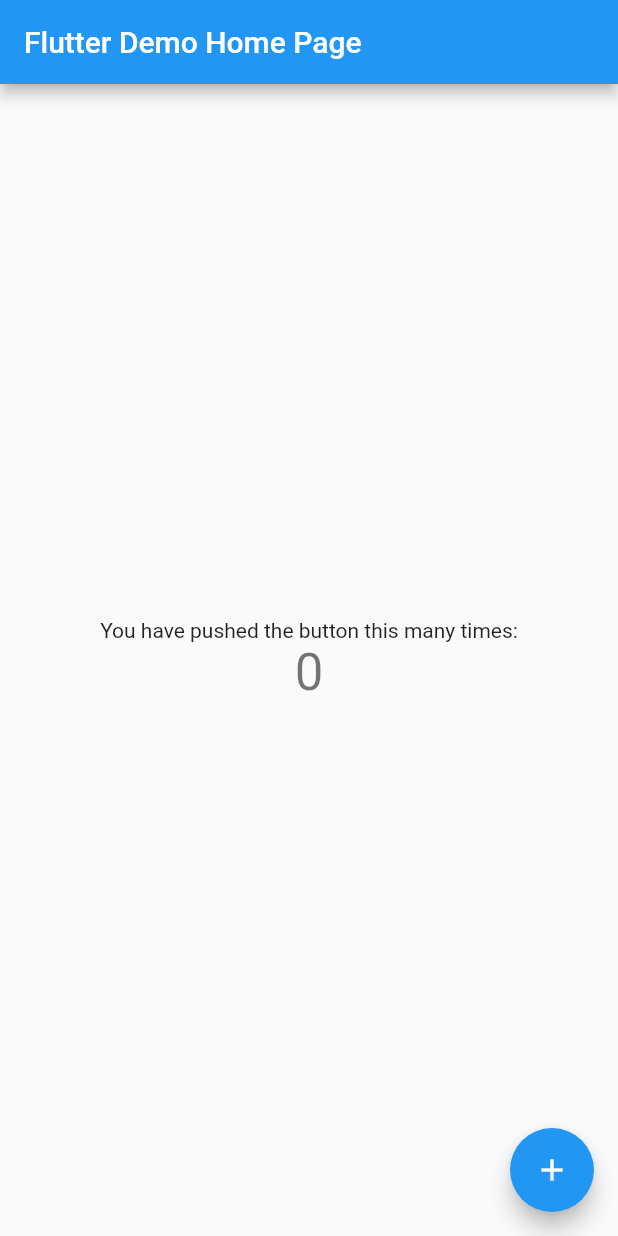
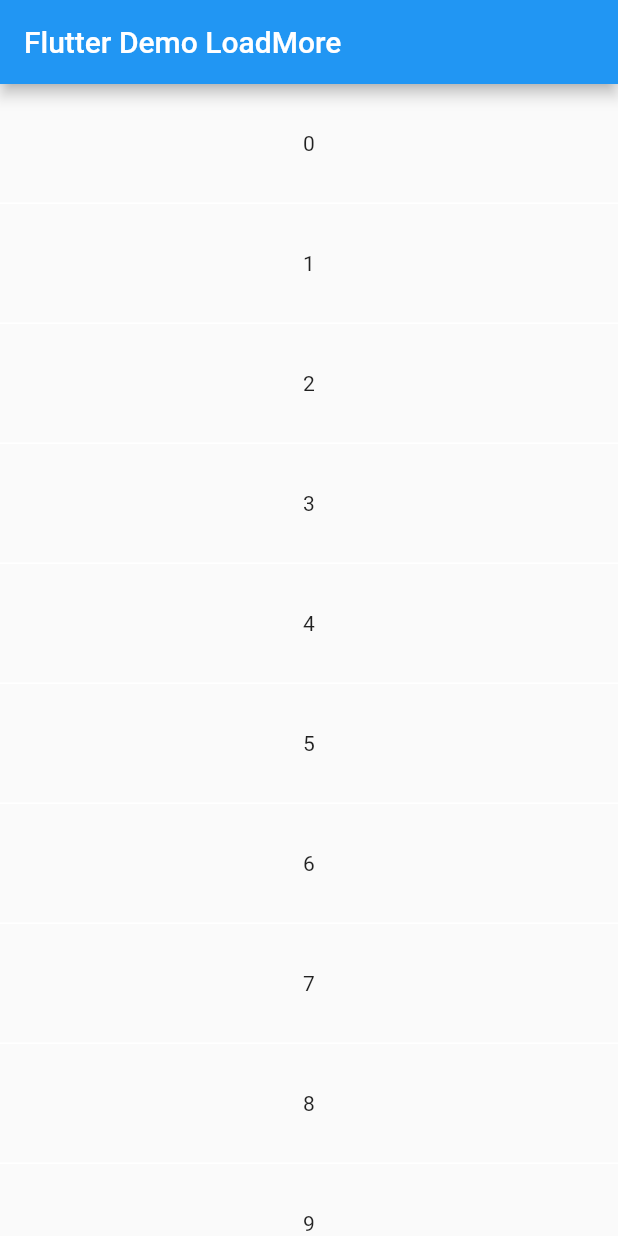
Before and after one commit to tristanzeng/flutter_load_more_demo, a Flutter app: the screen it shows after launch, on a phone screen of 412 x 824 dp. Run offline on Flutter 3.47's test engine with Material 2 defaults, Android fonts, the phone set to English and light mode, and no system bars.

Commit message:
加载更多实现

```diff
--- /dev/null
+++ b/lib/LoadMore.dart
@@ -0,0 +1,212 @@
+import 'dart:async';
+
+import 'package:flutter/material.dart';
+
+typedef Future<bool> OnLoadMoreCallback();
+
+enum LoadMoreStatus { idle, loading, fail, noMoreData }
+
+class BuildNotification extends Notification {}
+class RetryNotification extends Notification {}
+
+class LoadMore extends StatefulWidget {
+
+  final ListView child;
+
+  final OnLoadMoreCallback onLoadMore;
+
+  final bool isNoMoreData;
+
+  const LoadMore({
+    Key key,
+    @required this.child,
+    @required this.onLoadMore,
+    this.isNoMoreData = false,
+  }) : assert (child != null), super(key: key);
+
+  @override
+  _LoadMoreState createState() => _LoadMoreState();
+}
+
+class _LoadMoreState extends State<LoadMore> {
+
+  LoadMoreStatus status = LoadMoreStatus.idle;
+
+  Widget get child => widget.child;
+
+  @override
+  Widget build(BuildContext context) {
+    if (widget.onLoadMore == null) {
+      return child;
+    }
+    return _buildListView(child);
+  }
+
+  Widget _buildListView(ListView listView) {
+    var delegate = listView.childrenDelegate;
+    outer:
+    if (delegate is SliverChildBuilderDelegate) {
+      SliverChildBuilderDelegate delegate = listView.childrenDelegate;
+      if (delegate.estimatedChildCount == 0) {
+        break outer;
+      }
+      var viewCount = delegate.estimatedChildCount + 1;
+      IndexedWidgetBuilder builder = (context, index) {
+        if (index == viewCount - 1) {
+          return _buildLoadMoreView();
+        }
+        return delegate.builder(context, index);
+      };
+
+      return ListView.builder(
+        itemBuilder: builder,
+        addAutomaticKeepAlives: delegate.addAutomaticKeepAlives,
+        addRepaintBoundaries: delegate.addRepaintBoundaries,
+        addSemanticIndexes: delegate.addSemanticIndexes,
+        dragStartBehavior: listView.dragStartBehavior,
+        semanticChildCount: listView.semanticChildCount,
+        itemCount: viewCount,
+        cacheExtent: listView.cacheExtent,
+        controller: listView.controller,
+        itemExtent: listView.itemExtent,
+        key: listView.key,
+        padding: listView.padding,
+        physics: listView.physics,
+        primary: listView.primary,
+        reverse: listView.reverse,
+        scrollDirection: listView.scrollDirection,
+        shrinkWrap: listView.shrinkWrap,
+      );
+    } else if (delegate is SliverChildListDelegate) {
+      SliverChildListDelegate delegate = listView.childrenDelegate;
+
+      if (delegate.estimatedChildCount == 0) {
+        break outer;
+      }
+
+      delegate.children.add(_buildLoadMoreView());
+      return ListView(
+        children: delegate.children,
+        addAutomaticKeepAlives: delegate.addAutomaticKeepAlives,
+        addRepaintBoundaries: delegate.addRepaintBoundaries,
+        cacheExtent: listView.cacheExtent,
+        controller: listView.controller,
+        itemExtent: listView.itemExtent,
+        key: listView.key,
+        padding: listView.padding,
+        physics: listView.physics,
+        primary: listView.primary,
+        reverse: listView.reverse,
+        scrollDirection: listView.scrollDirection,
+        shrinkWrap: listView.shrinkWrap,
+        addSemanticIndexes: delegate.addSemanticIndexes,
+        dragStartBehavior: listView.dragStartBehavior,
+        semanticChildCount: listView.semanticChildCount,
+      );
+    }
+    return listView;
+  }
+
+  Widget _buildLoadMoreView() {
+    if (widget.isNoMoreData == true) {
+      this.status = LoadMoreStatus.noMoreData;
+    } else {
+      if (this.status == LoadMoreStatus.noMoreData) {
+        this.status = LoadMoreStatus.idle;
+      }
+    }
+    return NotificationListener<RetryNotification>(
+      child: NotificationListener<BuildNotification>(
+        child: LoadMoreView(status: status),
+        onNotification: (_buildNotification) {
+          if (status == LoadMoreStatus.idle) {
+            loadMore();
+          }
+          return false;
+        },
+      ),
+      onNotification: (_retryNotification) {
+        loadMore();
+        return false;
+      },
+    );
+  }
+
+  void _updateStatus(LoadMoreStatus status) {
+    setState(() {
+      this.status = status;
+    });
+  }
+
+  void loadMore() {
+    _updateStatus(LoadMoreStatus.loading);
+    widget.onLoadMore().then((v) {
+      if (v == true) {
+        _updateStatus(LoadMoreStatus.idle);
+      } else {
+        _updateStatus(LoadMoreStatus.fail);
+      }
+    });
+  }
+}
+
+class LoadMoreView extends StatefulWidget {
+  final LoadMoreStatus status;
+  const LoadMoreView({
+    Key key,
+    this.status = LoadMoreStatus.idle
+  }) : super(key: key);
+
+  @override
+  _LoadMoreViewState createState() => _LoadMoreViewState();
+}
+
+class _LoadMoreViewState extends State<LoadMoreView> {
+
+  @override
+  Widget build(BuildContext context) {
+    notify();
+    return GestureDetector(
+      behavior: HitTestBehavior.translucent,
+      onTap: () {
+        if (widget.status == LoadMoreStatus.fail ||
+            widget.status == LoadMoreStatus.idle) {
+          RetryNotification().dispatch(context);
+        }
+      },
+      child: Container(
+        height: 80.0,
+        alignment: Alignment.center,
+        child: Center(child: Text(_buildText(widget.status))),
+      ),
+    );
+  }
+
+  void notify() async {
+    await Future.delayed(Duration(milliseconds: 16));
+    if (widget.status == LoadMoreStatus.idle) {
+      BuildNotification().dispatch(context);
+    }
+  }
+
+  String _buildText(LoadMoreStatus status) {
+    String text;
+    switch (status) {
+      case LoadMoreStatus.fail:
+        text = "加载失败，请点击重试";
+        break;
+      case LoadMoreStatus.idle:
+        text = "等待加载";
+        break;
+      case LoadMoreStatus.loading:
+        text = "正在加载...";
+        break;
+      case LoadMoreStatus.noMoreData:
+        text = "没有更多数据加载了";
+        break;
+      default:
+        text = "";
+    }
+    return text;
+  }
+}
--- a/lib/main.dart
+++ b/lib/main.dart
@@ -1,26 +1,17 @@
 import 'package:flutter/material.dart';
+import 'package:load_more_demo/LoadMore.dart';
 
 void main() => runApp(MyApp());
 
 class MyApp extends StatelessWidget {
-  // This widget is the root of your application.
   @override
   Widget build(BuildContext context) {
     return MaterialApp(
       title: 'Flutter Demo',
       theme: ThemeData(
-        // This is the theme of your application.
-        //
-        // Try running your application with "flutter run". You'll see the
-        // application has a blue toolbar. Then, without quitting the app, try
-        // changing the primarySwatch below to Colors.green and then invoke
-        // "hot reload" (press "r" in the console where you ran "flutter run",
-        // or simply save your changes to "hot reload" in a Flutter IDE).
-        // Notice that the counter didn't reset back to zero; the application
-        // is not restarted.
         primarySwatch: Colors.blue,
       ),
-      home: MyHomePage(title: 'Flutter Demo Home Page'),
+      home: MyHomePage(title: 'Flutter Demo LoadMore'),
     );
   }
 }
@@ -28,84 +19,101 @@ class MyApp extends StatelessWidget {
 class MyHomePage extends StatefulWidget {
   MyHomePage({Key key, this.title}) : super(key: key);
 
-  // This widget is the home page of your application. It is stateful, meaning
-  // that it has a State object (defined below) that contains fields that affect
-  // how it looks.
-
-  // This class is the configuration for the state. It holds the values (in this
-  // case the title) provided by the parent (in this case the App widget) and
-  // used by the build method of the State. Fields in a Widget subclass are
-  // always marked "final".
-
   final String title;
 
   @override
-  _MyHomePageState createState() => _MyHomePageState();
+  _MyHomePageState2 createState() => _MyHomePageState2();
 }
 
 class _MyHomePageState extends State<MyHomePage> {
-  int _counter = 0;
 
-  void _incrementCounter() {
-    setState(() {
-      // This call to setState tells the Flutter framework that something has
-      // changed in this State, which causes it to rerun the build method below
-      // so that the display can reflect the updated values. If we changed
-      // _counter without calling setState(), then the build method would not be
-      // called again, and so nothing would appear to happen.
-      _counter++;
+  var count = 10;
+
+  void loadMore() {
+    Future.delayed(Duration(seconds: 2), () {
+      setState(() {
+        count += 10;
+      });
     });
   }
 
   @override
   Widget build(BuildContext context) {
-    // This method is rerun every time setState is called, for instance as done
-    // by the _incrementCounter method above.
-    //
-    // The Flutter framework has been optimized to make rerunning build methods
-    // fast, so that you can just rebuild anything that needs updating rather
-    // than having to individually change instances of widgets.
     return Scaffold(
       appBar: AppBar(
-        // Here we take the value from the MyHomePage object that was created by
-        // the App.build method, and use it to set our appbar title.
         title: Text(widget.title),
       ),
-      body: Center(
-        // Center is a layout widget. It takes a single child and positions it
-        // in the middle of the parent.
-        child: Column(
-          // Column is also layout widget. It takes a list of children and
-          // arranges them vertically. By default, it sizes itself to fit its
-          // children horizontally, and tries to be as tall as its parent.
-          //
-          // Invoke "debug painting" (press "p" in the console, choose the
-          // "Toggle Debug Paint" action from the Flutter Inspector in Android
-          // Studio, or the "Toggle Debug Paint" command in Visual Studio Code)
-          // to see the wireframe for each widget.
-          //
-          // Column has various properties to control how it sizes itself and
-          // how it positions its children. Here we use mainAxisAlignment to
-          // center the children vertically; the main axis here is the vertical
-          // axis because Columns are vertical (the cross axis would be
-          // horizontal).
-          mainAxisAlignment: MainAxisAlignment.center,
-          children: <Widget>[
-            Text(
-              'You have pushed the button this many times:',
-            ),
-            Text(
-              '$_counter',
-              style: Theme.of(context).textTheme.display1,
-            ),
-          ],
+      body: Container(
+        child: ListView.builder(
+          itemCount: count + 1,
+          itemBuilder: _buildItem,
         ),
       ),
-      floatingActionButton: FloatingActionButton(
-        onPressed: _incrementCounter,
-        tooltip: 'Increment',
-        child: Icon(Icons.add),
-      ), // This trailing comma makes auto-formatting nicer for build methods.
     );
   }
+
+  Widget _buildItem(BuildContext context, int index) {
+    if (index == count) {
+      loadMore();
+      return Container(
+        width: MediaQuery.of(context).size.width,
+        height: 80,
+        child: Center(child: Text('正在加载...'),),
+      );
+    }
+    return Container(
+      width: MediaQuery.of(context).size.width,
+      height: 80,
+      child: Center(child: Text(index.toString())),
+      decoration: BoxDecoration(
+          border: Border(bottom: BorderSide(width: 1, color: Colors.white))
+      ),
+    );
+  }
+
 }
+
+class _MyHomePageState2 extends State<MyHomePage> {
+
+  var count = 10;
+
+  Future<bool> loadMore() async {
+    await Future.delayed(Duration(seconds: 2), () {
+      setState(() {
+        count += 10;
+      });
+    });
+    return true;
+  }
+
+  @override
+  Widget build(BuildContext context) {
+    return Scaffold(
+      appBar: AppBar(
+        title: Text(widget.title),
+      ),
+      body: Container(
+        child: LoadMore(
+          child: ListView.builder(
+            itemCount: count,
+            itemBuilder: _buildItem,
+          ),
+          onLoadMore: loadMore,
+          isNoMoreData: false,
+        ),
+      ),
+    );
+  }
+
+  Widget _buildItem(BuildContext context, int index) {
+    return Container(
+      width: MediaQuery.of(context).size.width,
+      height: 80,
+      child: Center(child: Text(index.toString())),
+      decoration: BoxDecoration(
+        border: Border(bottom: BorderSide(width: 1, color: Colors.white))
+      ),
+    );
+  }
+
+}
```
